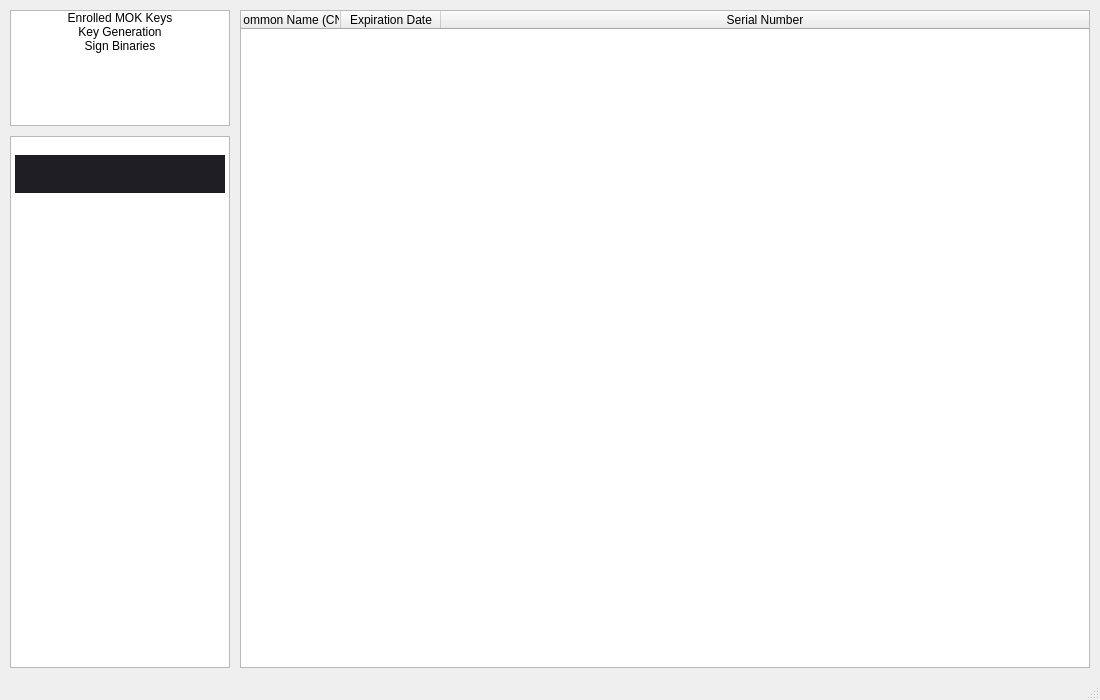
The window that ui/mainwindow.ui (kubuntugamer/secureboot-manager) describes before a commit, drawn with Qt 5.
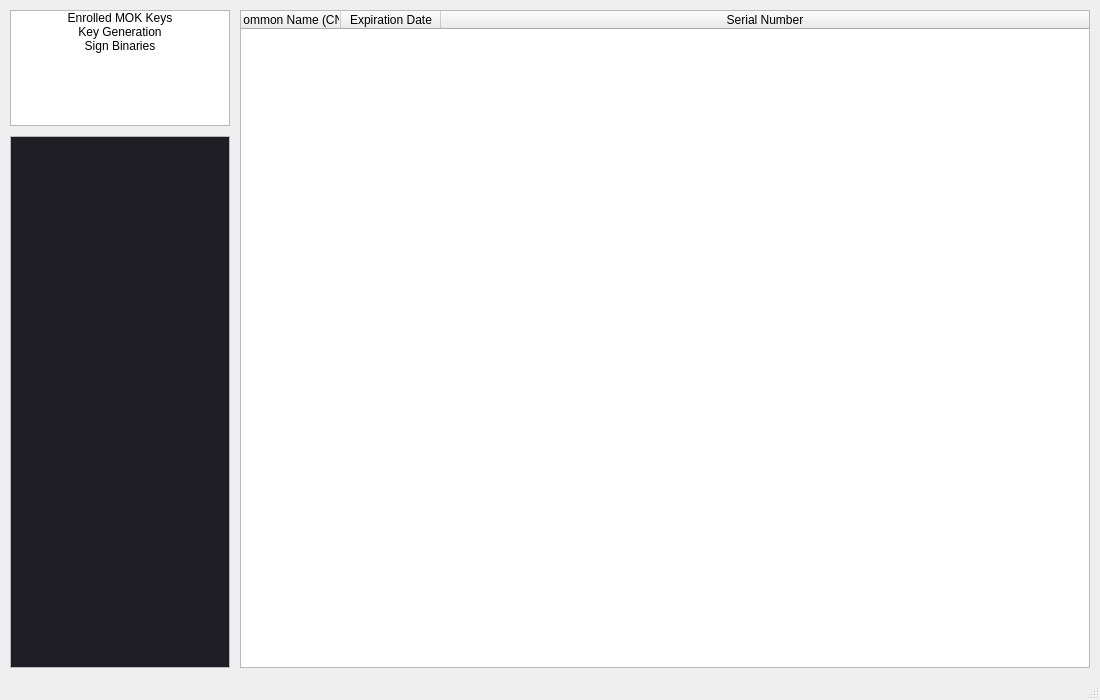
The same window after the commit. The open tabs and pages were chosen to show the change. Icons and pictures are not drawn.

The edit to the form file:
```diff
--- a/ui/mainwindow.ui
+++ b/ui/mainwindow.ui
@@ -87,19 +87,7 @@
          </font>
         </property>
         <property name="html">
-         <string>&lt;!DOCTYPE HTML PUBLIC &quot;-//W3C//DTD HTML 4.0//EN&quot; &quot;http://www.w3.org/TR/REC-html40/strict.dtd&quot;&gt;
-&lt;html&gt;&lt;head&gt;&lt;meta name=&quot;qrichtext&quot; content=&quot;1&quot; /&gt;&lt;meta charset=&quot;utf-8&quot; /&gt;&lt;style type=&quot;text/css&quot;&gt;
-p, li { white-space: pre-wrap; }
-hr { height: 1px; border-width: 0; }
-li.unchecked::marker { content: &quot;\2610&quot;; }
-li.checked::marker { content: &quot;\2612&quot;; }
-&lt;/style&gt;&lt;/head&gt;&lt;body style=&quot; font-family:'Monospace'; font-size:8pt; font-weight:400; font-style:normal;&quot;&gt;
-&lt;p style=&quot; margin-top:0px; margin-bottom:0px; margin-left:0px; margin-right:0px; -qt-block-indent:0; text-indent:0px;&quot;&gt;          &lt;/p&gt;
-&lt;table border=&quot;0&quot; style=&quot; margin-top:0px; margin-bottom:0px; margin-left:0px; margin-right:0px; border-collapse:collapse;&quot; width=&quot;100%&quot; cellspacing=&quot;2&quot; cellpadding=&quot;0&quot; bgcolor=&quot;#1e1e24&quot;&gt;
-&lt;tr&gt;
-&lt;td style=&quot; vertical-align:middle; padding-left:10; padding-right:10; padding-top:10; padding-bottom:10;&quot;&gt;
-&lt;p align=&quot;center&quot; style=&quot; margin-top:0px; margin-bottom:0px; margin-left:0px; margin-right:0px; -qt-block-indent:0; text-indent:0px;&quot;&gt;          &lt;img src=&quot;:/assets/startup_splash.png&quot; width=&quot;190&quot; height=&quot;254&quot; style=&quot;vertical-align: middle;&quot; /&gt;                              &lt;/p&gt;&lt;/td&gt;&lt;/tr&gt;&lt;/table&gt;
-&lt;p style=&quot; margin-top:0px; margin-bottom:0px; margin-left:0px; margin-right:0px; -qt-block-indent:0; text-indent:0px;&quot;&gt;          &lt;/p&gt;&lt;/body&gt;&lt;/html&gt;</string>
+                                                                        <string>&lt;!DOCTYPE HTML PUBLIC &quot;-//W3C//DTD HTML 4.0//EN&quot; &quot;http://w3.org charset=&quot;utf-8&quot; /&gt;&lt;meta name=&quot;qrichtext&quot; content=&quot;1&quot; /&gt;&lt;style type=&quot;text/css&quot;&gt;p, li { white-space: pre-wrap; }hr { height: 1px; border-width: 0; }&lt;/style&gt;&lt;/head&gt;&lt;body style=&quot;background-color:#1e1e24;&quot;&gt;&lt;/body&gt;&lt;/html&gt;</string>
         </property>
        </widget>
       </item>
```
Left out of the diff: 125 changed lines with no effect on the pictures. Lines whose indentation alone changed are shown as unchanged.
